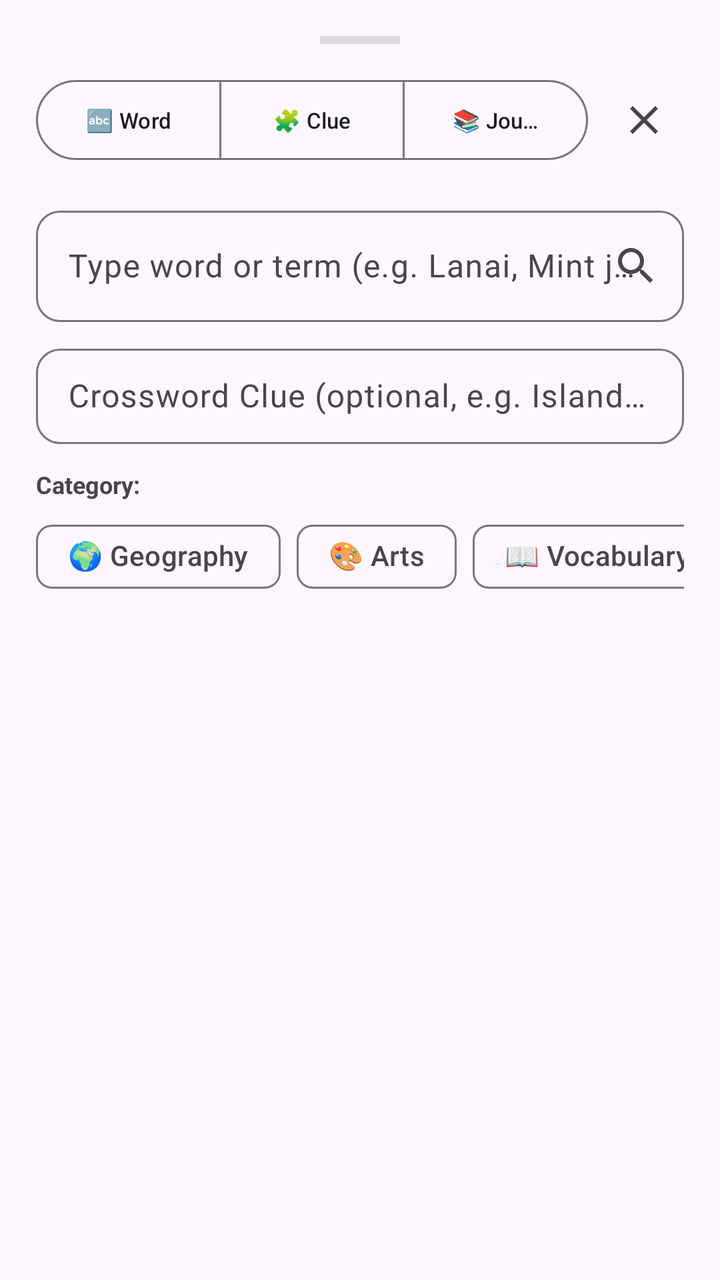
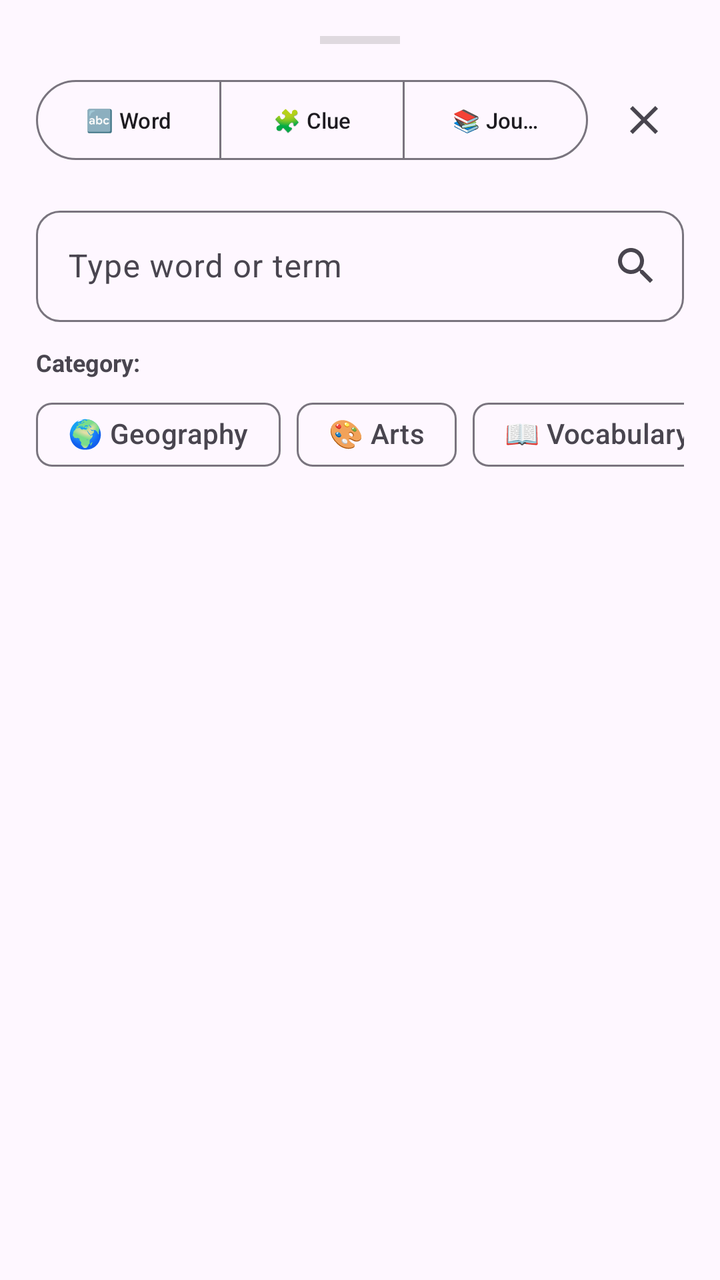

Compare the two renders of this Android layout. The source of the first and the diff that turns it into the second are given below.
<!-- AndroidManifest.xml: application theme Theme.CrossWithFriends -->
<!-- res/layout/layout_hint_sheet.xml -->
<?xml version="1.0" encoding="utf-8"?>
<androidx.core.widget.NestedScrollView
    xmlns:android="http://schemas.android.com/apk/res/android"
    xmlns:app="http://schemas.android.com/apk/res-auto"
    android:layout_width="match_parent"
    android:layout_height="wrap_content"
    android:background="?android:attr/colorBackground"
    android:paddingBottom="40dp">

    <LinearLayout
        android:layout_width="match_parent"
        android:layout_height="wrap_content"
        android:orientation="vertical"
        android:padding="18dp">

        
        <View
            android:layout_width="40dp"
            android:layout_height="4dp"
            android:layout_gravity="center_horizontal"
            android:layout_marginBottom="14dp"
            android:background="#40808080" />

        
        <LinearLayout
            android:layout_width="match_parent"
            android:layout_height="wrap_content"
            android:orientation="horizontal"
            android:gravity="center_vertical">

            <com.google.android.material.button.MaterialButtonToggleGroup
                android:id="@+id/toggleTabs"
                android:layout_width="0dp"
                android:layout_height="wrap_content"
                android:layout_weight="1"
                app:singleSelection="true"
                app:selectionRequired="true">

                <com.google.android.material.button.MaterialButton
                    android:id="@+id/btnTabWord"
                    style="?attr/materialButtonOutlinedStyle"
                    android:layout_width="0dp"
                    android:layout_height="wrap_content"
                    android:layout_weight="1"
                    android:text="🔤 Word"
                    android:textSize="11sp" />

                <com.google.android.material.button.MaterialButton
                    android:id="@+id/btnTabClue"
                    style="?attr/materialButtonOutlinedStyle"
                    android:layout_width="0dp"
                    android:layout_height="wrap_content"
                    android:layout_weight="1"
                    android:text="🧩 Clue"
                    android:textSize="11sp" />

                <com.google.android.material.button.MaterialButton
                    android:id="@+id/btnTabJournal"
                    style="?attr/materialButtonOutlinedStyle"
                    android:layout_width="0dp"
                    android:layout_height="wrap_content"
                    android:layout_weight="1"
                    android:text="📚 Journal"
                    android:textSize="11sp" />

            </com.google.android.material.button.MaterialButtonToggleGroup>

            <ImageButton
                android:id="@+id/btnCloseSheet"
                android:layout_width="40dp"
                android:layout_height="40dp"
                android:layout_marginStart="8dp"
                android:background="?attr/selectableItemBackgroundBorderless"
                android:contentDescription="Close"
                android:src="@drawable/ic_close" />

        </LinearLayout>

        
        <LinearLayout
            android:id="@+id/viewWord"
            android:layout_width="match_parent"
            android:layout_height="wrap_content"
            android:orientation="vertical"
            android:layout_marginTop="16dp">

            <com.google.android.material.textfield.TextInputLayout
                android:id="@+id/tilWordQuery"
                style="@style/Widget.Material3.TextInputLayout.OutlinedBox"
                android:layout_width="match_parent"
                android:layout_height="wrap_content"
                android:hint="Type word or term (e.g. Lanai, Mint julep, Udon)..."
                app:endIconMode="custom"
                app:endIconDrawable="@drawable/ic_search"
                app:boxCornerRadiusTopStart="12dp"
                app:boxCornerRadiusTopEnd="12dp"
                app:boxCornerRadiusBottomStart="12dp"
                app:boxCornerRadiusBottomEnd="12dp">

                <com.google.android.material.textfield.TextInputEditText
                    android:id="@+id/etWordQuery"
                    android:layout_width="match_parent"
                    android:layout_height="wrap_content"
                    android:imeOptions="actionSearch"
                    android:inputType="textCapWords"
                    android:maxLines="1" />

            </com.google.android.material.textfield.TextInputLayout>

            <com.google.android.material.textfield.TextInputLayout
                style="@style/Widget.Material3.TextInputLayout.OutlinedBox.Dense"
                android:layout_width="match_parent"
                android:layout_height="wrap_content"
                android:layout_marginTop="8dp"
                android:hint="Crossword Clue (optional, e.g. Island west of Maui)"
                app:boxCornerRadiusTopStart="12dp"
                app:boxCornerRadiusTopEnd="12dp"
                app:boxCornerRadiusBottomStart="12dp"
                app:boxCornerRadiusBottomEnd="12dp">

                <com.google.android.material.textfield.TextInputEditText
                    android:id="@+id/etWordClue"
                    android:layout_width="match_parent"
                    android:layout_height="wrap_content"
                    android:inputType="textCapSentences"
                    android:maxLines="2" />

            </com.google.android.material.textfield.TextInputLayout>

            <TextView
                android:layout_width="wrap_content"
                android:layout_height="wrap_content"
                android:layout_marginTop="12dp"
                android:text="Category:"
                android:textSize="12sp"
                android:textStyle="bold"
                android:textColor="?android:attr/textColorSecondary" />

            <HorizontalScrollView
                android:layout_width="match_parent"
                android:layout_height="wrap_content"
                android:scrollbars="none"
                android:layout_marginTop="4dp">

                <com.google.android.material.chip.ChipGroup
                    android:id="@+id/chipGroupCategory"
                    android:layout_width="wrap_content"
                    android:layout_height="wrap_content"
                    app:singleSelection="true">

                    <com.google.android.material.chip.Chip
                        android:id="@+id/chipGeo"
                        style="@style/Widget.Material3.Chip.Filter"
                        android:layout_width="wrap_content"
                        android:layout_height="wrap_content"
                        android:text="🌍 Geography" />

                    <com.google.android.material.chip.Chip
                        android:id="@+id/chipArts"
                        style="@style/Widget.Material3.Chip.Filter"
                        android:layout_width="wrap_content"
                        android:layout_height="wrap_content"
                        android:text="🎨 Arts" />

                    <com.google.android.material.chip.Chip
                        android:id="@+id/chipVocab"
                        style="@style/Widget.Material3.Chip.Filter"
                        android:layout_width="wrap_content"
                        android:layout_height="wrap_content"
                        android:text="📖 Vocabulary" />

                    <com.google.android.material.chip.Chip
                        android:id="@+id/chipFood"
                        style="@style/Widget.Material3.Chip.Filter"
                        android:layout_width="wrap_content"
                        android:layout_height="wrap_content"
                        android:text="🍜 Food &amp; Drink" />

                    <com.google.android.material.chip.Chip
                        android:id="@+id/chipScience"
                        style="@style/Widget.Material3.Chip.Filter"
                        android:layout_width="wrap_content"
                        android:layout_height="wrap_content"
                        android:text="🧪 Science" />

                </com.google.android.material.chip.ChipGroup>
            </HorizontalScrollView>

            <ProgressBar
                android:id="@+id/progressWord"
                android:layout_width="32dp"
                android:layout_height="32dp"
                android:layout_gravity="center_horizontal"
                android:layout_marginTop="16dp"
                android:visibility="gone" />

            
            <com.google.android.material.card.MaterialCardView
                android:id="@+id/cardResult"
                android:layout_width="match_parent"
                android:layout_height="wrap_content"
                android:layout_marginTop="14dp"
                android:visibility="gone"
                app:cardCornerRadius="14dp"
                app:cardElevation="3dp"
                app:strokeWidth="1dp"
                app:strokeColor="#20000000">

                <LinearLayout
                    android:layout_width="match_parent"
                    android:layout_height="wrap_content"
                    android:orientation="vertical"
                    android:padding="16dp">

                    <TextView
                        android:id="@+id/tvResultCategory"
                        android:layout_width="wrap_content"
                        android:layout_height="wrap_content"
                        android:text="🌍 Geography &amp; Places"
                        android:textSize="12sp"
                        android:textStyle="bold"
                        android:textColor="?attr/colorPrimary" />

                    <TextView
                        android:id="@+id/tvResultWord"
                        android:layout_width="wrap_content"
                        android:layout_height="wrap_content"
                        android:layout_marginTop="4dp"
                        android:text="MINT JULEP"
                        android:textSize="20sp"
                        android:textStyle="bold"
                        android:textColor="?android:attr/textColorPrimary" />

                    <TextView
                        android:id="@+id/tvResultTrivia"
                        android:layout_width="match_parent"
                        android:layout_height="wrap_content"
                        android:layout_marginTop="10dp"
                        android:lineSpacingExtra="3dp"
                        android:text="Detailed trivia text..."
                        android:textSize="14sp"
                        android:textColor="?android:attr/textColorPrimary" />

                    <TextView
                        android:id="@+id/tvResultEtymology"
                        android:layout_width="match_parent"
                        android:layout_height="wrap_content"
                        android:layout_marginTop="8dp"
                        android:text="Etymology: ..."
                        android:textSize="12sp"
                        android:textColor="?android:attr/textColorSecondary" />

                    <TextView
                        android:id="@+id/tvResultExample"
                        android:layout_width="match_parent"
                        android:layout_height="wrap_content"
                        android:layout_marginTop="4dp"
                        android:text="Example: ..."
                        android:textSize="12sp"
                        android:textStyle="italic"
                        android:textColor="?android:attr/textColorSecondary" />

                    
                    <LinearLayout
                        android:layout_width="match_parent"
                        android:layout_height="wrap_content"
                        android:orientation="horizontal"
                        android:layout_marginTop="16dp">

                        <com.google.android.material.button.MaterialButton
                            android:id="@+id/btnSaveToJournal"
                            android:layout_width="0dp"
                            android:layout_height="wrap_content"
                            android:layout_weight="1"
                            android:text="💾 Save to Journal"
                            android:textSize="13sp"
                            app:cornerRadius="10dp" />

                        <com.google.android.material.button.MaterialButton
                            android:id="@+id/btnSyncDriveSingle"
                            style="?attr/materialButtonOutlinedStyle"
                            android:layout_width="wrap_content"
                            android:layout_height="wrap_content"
                            android:layout_marginStart="8dp"
                            android:text="☁️ Sync Doc"
                            android:textSize="13sp"
                            app:cornerRadius="10dp" />

                    </LinearLayout>

                    <com.google.android.material.button.MaterialButton
                        android:id="@+id/btnGoogleSearchWord"
                        style="@style/Widget.Material3.Button.TextButton"
                        android:layout_width="match_parent"
                        android:layout_height="wrap_content"
                        android:layout_marginTop="4dp"
                        android:text="Search on Google for more..."
                        android:textSize="12sp" />

                </LinearLayout>

            </com.google.android.material.card.MaterialCardView>

        </LinearLayout>

        
        <LinearLayout
            android:id="@+id/viewClue"
            android:layout_width="match_parent"
            android:layout_height="wrap_content"
            android:orientation="vertical"
            android:layout_marginTop="16dp"
            android:visibility="gone">

            <com.google.android.material.textfield.TextInputLayout
                android:id="@+id/tilClueQuery"
                style="@style/Widget.Material3.TextInputLayout.OutlinedBox"
                android:layout_width="match_parent"
                android:layout_height="wrap_content"
                android:hint="Enter crossword clue (e.g. Rodent and Ant went...)"
                app:endIconMode="custom"
                app:endIconDrawable="@drawable/ic_search"
                app:boxCornerRadiusTopStart="12dp"
                app:boxCornerRadiusTopEnd="12dp"
                app:boxCornerRadiusBottomStart="12dp"
                app:boxCornerRadiusBottomEnd="12dp">

                <com.google.android.material.textfield.TextInputEditText
                    android:id="@+id/etClueInput"
                    android:layout_width="match_parent"
                    android:layout_height="wrap_content"
                    android:imeOptions="actionSearch"
                    android:inputType="textCapSentences"
                    android:maxLines="3" />

            </com.google.android.material.textfield.TextInputLayout>

            <ProgressBar
                android:id="@+id/progressClue"
                android:layout_width="32dp"
                android:layout_height="32dp"
                android:layout_gravity="center_horizontal"
                android:layout_marginTop="16dp"
                android:visibility="gone" />

            
            <com.google.android.material.card.MaterialCardView
                android:id="@+id/cardClueTip"
                android:layout_width="match_parent"
                android:layout_height="wrap_content"
                android:layout_marginTop="12dp"
                app:cardCornerRadius="10dp"
                app:cardBackgroundColor="#1A1976D2"
                app:strokeWidth="0dp">

                <TextView
                    android:layout_width="match_parent"
                    android:layout_height="wrap_content"
                    android:padding="12dp"
                    android:text="💡 Tip: Found the answer? Switch to the 'Word' tab to lookup its trivia and save it to your Journal!"
                    android:textSize="12sp"
                    android:textColor="?attr/colorPrimary" />

            </com.google.android.material.card.MaterialCardView>

            
            <LinearLayout
                android:id="@+id/containerClueResults"
                android:layout_width="match_parent"
                android:layout_height="wrap_content"
                android:orientation="vertical"
                android:layout_marginTop="12dp" />

            <com.google.android.material.button.MaterialButton
                android:id="@+id/btnOpenGoogleClue"
                style="?attr/materialButtonOutlinedStyle"
                android:layout_width="match_parent"
                android:layout_height="wrap_content"
                android:layout_marginTop="10dp"
                android:text="🌐 View All Results on Google"
                android:visibility="gone"
                app:cornerRadius="10dp" />

        </LinearLayout>

        
        <LinearLayout
            android:id="@+id/viewJournal"
            android:layout_width="match_parent"
            android:layout_height="wrap_content"
            android:orientation="vertical"
            android:layout_marginTop="16dp"
            android:visibility="gone">

            <LinearLayout
                android:layout_width="match_parent"
                android:layout_height="wrap_content"
                android:orientation="horizontal"
                android:gravity="center_vertical">

                <TextView
                    android:id="@+id/tvJournalCount"
                    android:layout_width="0dp"
                    android:layout_height="wrap_content"
                    android:layout_weight="1"
                    android:text="Saved Learning Entries (0)"
                    android:textSize="14sp"
                    android:textStyle="bold"
                    android:textColor="?android:attr/textColorPrimary" />

                <com.google.android.material.button.MaterialButton
                    android:id="@+id/btnExportAllToDrive"
                    style="?attr/materialButtonOutlinedStyle"
                    android:layout_width="wrap_content"
                    android:layout_height="wrap_content"
                    android:text="☁️ Sync All"
                    android:textSize="11sp"
                    app:cornerRadius="8dp" />

                <ImageButton
                    android:id="@+id/btnWebhookSettings"
                    android:layout_width="36dp"
                    android:layout_height="36dp"
                    android:layout_marginStart="4dp"
                    android:background="?attr/selectableItemBackgroundBorderless"
                    android:contentDescription="Doc Sync Settings"
                    android:src="@drawable/ic_journal" />

            </LinearLayout>

            <TextView
                android:id="@+id/tvEmptyJournal"
                android:layout_width="match_parent"
                android:layout_height="wrap_content"
                android:layout_marginTop="32dp"
                android:gravity="center"
                android:text="No words saved yet.\nUse the Word tab to search trivia and save clues!"
                android:textSize="14sp"
                android:textColor="?android:attr/textColorSecondary" />

            
            <LinearLayout
                android:id="@+id/containerJournalEntries"
                android:layout_width="match_parent"
                android:layout_height="wrap_content"
                android:orientation="vertical"
                android:layout_marginTop="12dp" />

        </LinearLayout>

    </LinearLayout>

</androidx.core.widget.NestedScrollView>
<!-- resources referenced by this layout -->
<resources>
  <!-- drawable ic_close (drawable) -->
  <vector xmlns:android="http://schemas.android.com/apk/res/android"
      android:width="24dp"
      android:height="24dp"
      android:viewportWidth="24"
      android:viewportHeight="24">
      <path
          android:fillColor="?android:attr/textColorSecondary"
          android:pathData="M19,6.41L17.59,5 12,10.59 6.41,5 5,6.41 10.59,12 5,17.59 6.41,19 12,13.41 17.59,19 19,17.59 13.41,12z"/>
  </vector>
  <!-- drawable ic_journal (drawable) -->
  <vector xmlns:android="http://schemas.android.com/apk/res/android"
      android:width="24dp"
      android:height="24dp"
      android:viewportWidth="24"
      android:viewportHeight="24">
      <path
          android:fillColor="?attr/colorPrimary"
          android:pathData="M18,2L6,2c-1.1,0 -2,0.9 -2,2v16c0,1.1 0.9,2 2,2h12c1.1,0 2,-0.9 2,-2L20,4c0,-1.1 -0.9,-2 -2,-2zM6,4h5v8l-2.5,-1.5L6,12L6,4z"/>
  </vector>
  <!-- drawable ic_search (drawable) -->
  <vector xmlns:android="http://schemas.android.com/apk/res/android"
      android:width="24dp"
      android:height="24dp"
      android:viewportWidth="24"
      android:viewportHeight="24">
      <path
          android:fillColor="?attr/colorPrimary"
          android:pathData="M15.5,14h-0.79l-0.28,-0.27C15.41,12.59 16,11.11 16,9.5 16,5.91 13.09,3 9.5,3S3,5.91 3,9.5 5.91,16 9.5,16c1.61,0 3.09,-0.59 4.23,-1.57l0.27,0.28v0.79l5,4.99L20.49,19l-4.99,-5zM9.5,14C7.01,14 5,11.99 5,9.5S7.01,5 9.5,5 14,7.01 14,9.5 11.99,14 9.5,14z"/>
  </vector>
  <style name="Theme.CrossWithFriends" parent="Theme.Material3.DayNight.NoActionBar">
          <item name="colorPrimary">@color/primary</item>
          <item name="colorOnPrimary">@android:color/white</item>
          <item name="colorSecondary">@color/accent</item>
          <item name="android:statusBarColor">@color/primary_dark</item>
          <item name="android:navigationBarColor">@color/surface_light</item>
          <item name="android:windowLightStatusBar" tools:targetApi="m">false</item>
          <item name="android:windowLightNavigationBar" tools:targetApi="o_mr1">true</item>
      </style>
  <color name="primary">#1976D2</color>
  <color name="accent">#FFB300</color>
  <color name="primary_dark">#1565C0</color>
  <color name="surface_light">#F5F5F5</color>
</resources>

<!-- the commit's change to res/layout/layout_hint_sheet.xml (unified diff, before → after) -->
@@ -84,12 +84,13 @@
             android:orientation="vertical"
             android:layout_marginTop="16dp">
 
+            
             <com.google.android.material.textfield.TextInputLayout
                 android:id="@+id/tilWordQuery"
                 style="@style/Widget.Material3.TextInputLayout.OutlinedBox"
                 android:layout_width="match_parent"
                 android:layout_height="wrap_content"
-                android:hint="Type word or term (e.g. Lanai, Mint julep, Udon)..."
+                android:hint="Type word or term"
                 app:endIconMode="custom"
                 app:endIconDrawable="@drawable/ic_search"
                 app:boxCornerRadiusTopStart="12dp"
@@ -104,26 +105,6 @@
                     android:imeOptions="actionSearch"
                     android:inputType="textCapWords"
                     android:maxLines="1" />
-
-            </com.google.android.material.textfield.TextInputLayout>
-
-            <com.google.android.material.textfield.TextInputLayout
-                style="@style/Widget.Material3.TextInputLayout.OutlinedBox.Dense"
-                android:layout_width="match_parent"
-                android:layout_height="wrap_content"
-                android:layout_marginTop="8dp"
-                android:hint="Crossword Clue (optional, e.g. Island west of Maui)"
-                app:boxCornerRadiusTopStart="12dp"
-                app:boxCornerRadiusTopEnd="12dp"
-                app:boxCornerRadiusBottomStart="12dp"
-                app:boxCornerRadiusBottomEnd="12dp">
-
-                <com.google.android.material.textfield.TextInputEditText
-                    android:id="@+id/etWordClue"
-                    android:layout_width="match_parent"
-                    android:layout_height="wrap_content"
-                    android:inputType="textCapSentences"
-                    android:maxLines="2" />
 
             </com.google.android.material.textfield.TextInputLayout>
 
@@ -312,12 +293,13 @@
             android:layout_marginTop="16dp"
             android:visibility="gone">
 
+            
             <com.google.android.material.textfield.TextInputLayout
                 android:id="@+id/tilClueQuery"
                 style="@style/Widget.Material3.TextInputLayout.OutlinedBox"
                 android:layout_width="match_parent"
                 android:layout_height="wrap_content"
-                android:hint="Enter crossword clue (e.g. Rodent and Ant went...)"
+                android:hint="Enter crossword clue"
                 app:endIconMode="custom"
                 app:endIconDrawable="@drawable/ic_search"
                 app:boxCornerRadiusTopStart="12dp"
@@ -345,6 +327,79 @@
 
             
             <com.google.android.material.card.MaterialCardView
+                android:id="@+id/cardAiOverview"
+                android:layout_width="match_parent"
+                android:layout_height="wrap_content"
+                android:layout_marginTop="14dp"
+                android:visibility="gone"
+                app:cardCornerRadius="14dp"
+                app:cardElevation="3dp"
+                app:strokeWidth="1.5dp"
+                app:strokeColor="?attr/colorPrimary">
+
+                <LinearLayout
+                    android:layout_width="match_parent"
+                    android:layout_height="wrap_content"
+                    android:orientation="vertical"
+                    android:padding="16dp">
+
+                    <LinearLayout
+                        android:layout_width="match_parent"
+                        android:layout_height="wrap_content"
+                        android:orientation="horizontal"
+                        android:gravity="center_vertical">
+
+                        <TextView
+                            android:layout_width="wrap_content"
+                            android:layout_height="wrap_content"
+                            android:text="✨ AI OVERVIEW"
+                            android:textSize="12sp"
+                            android:textStyle="bold"
+                            android:textColor="?attr/colorPrimary"
+                            android:letterSpacing="0.05" />
+
+                        <View
+                            android:layout_width="0dp"
+                            android:layout_height="1dp"
+                            android:layout_weight="1" />
+
+                        <TextView
+                            android:id="@+id/tvAiOverviewLetters"
+                            android:layout_width="wrap_content"
+                            android:layout_height="wrap_content"
+                            android:text="9 LETTERS"
+                            android:textSize="11sp"
+                            android:textStyle="bold"
+                            android:textColor="?android:attr/textColorSecondary" />
+
+                    </LinearLayout>
+
+                    <TextView
+                        android:id="@+id/tvAiOverviewAnswer"
+                        android:layout_width="wrap_content"
+                        android:layout_height="wrap_content"
+                        android:layout_marginTop="8dp"
+                        android:text="ROTTERDAM"
+                        android:textSize="22sp"
+                        android:textStyle="bold"
+                        android:textColor="?android:attr/textColorPrimary" />
+
+                    <TextView
+                        android:id="@+id/tvAiOverviewExplanation"
+                        android:layout_width="match_parent"
+                        android:layout_height="wrap_content"
+                        android:layout_marginTop="10dp"
+                        android:lineSpacingExtra="3dp"
+                        android:text="Plausible solution explanation and clue wordplay breakdown..."
+                        android:textSize="14sp"
+                        android:textColor="?android:attr/textColorPrimary" />
+
+                </LinearLayout>
+
+            </com.google.android.material.card.MaterialCardView>
+
+            
+            <com.google.android.material.card.MaterialCardView
                 android:id="@+id/cardClueTip"
                 android:layout_width="match_parent"
                 android:layout_height="wrap_content"
@@ -363,22 +418,13 @@
 
             </com.google.android.material.card.MaterialCardView>
 
-            
-            <LinearLayout
-                android:id="@+id/containerClueResults"
-                android:layout_width="match_parent"
-                android:layout_height="wrap_content"
-                android:orientation="vertical"
-                android:layout_marginTop="12dp" />
-
             <com.google.android.material.button.MaterialButton
                 android:id="@+id/btnOpenGoogleClue"
                 style="?attr/materialButtonOutlinedStyle"
                 android:layout_width="match_parent"
                 android:layout_height="wrap_content"
-                android:layout_marginTop="10dp"
+                android:layout_marginTop="12dp"
                 android:text="🌐 View All Results on Google"
-                android:visibility="gone"
                 app:cornerRadius="10dp" />
 
         </LinearLayout>
